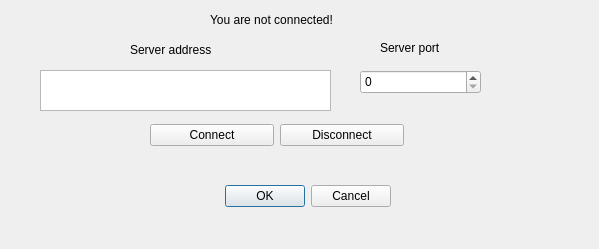
The window that CheckersClient/connectiondialog.ui (PiotrJTomaszewski/SK2_Projekt) describes before a commit, drawn with Qt 5.
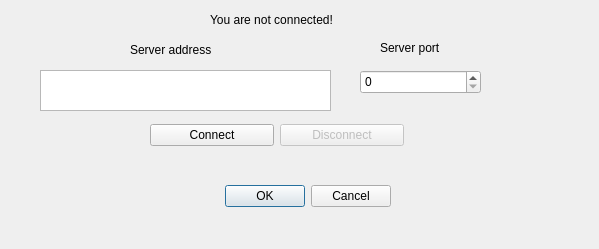
The same window after the commit.

```diff
--- a/CheckersClient/connectiondialog.ui
+++ b/CheckersClient/connectiondialog.ui
@@ -74,6 +74,9 @@
     </item>
     <item>
      <widget class="QPushButton" name="disconnectButton">
+      <property name="enabled">
+       <bool>false</bool>
+      </property>
       <property name="text">
        <string>Disconnect</string>
       </property>
```
